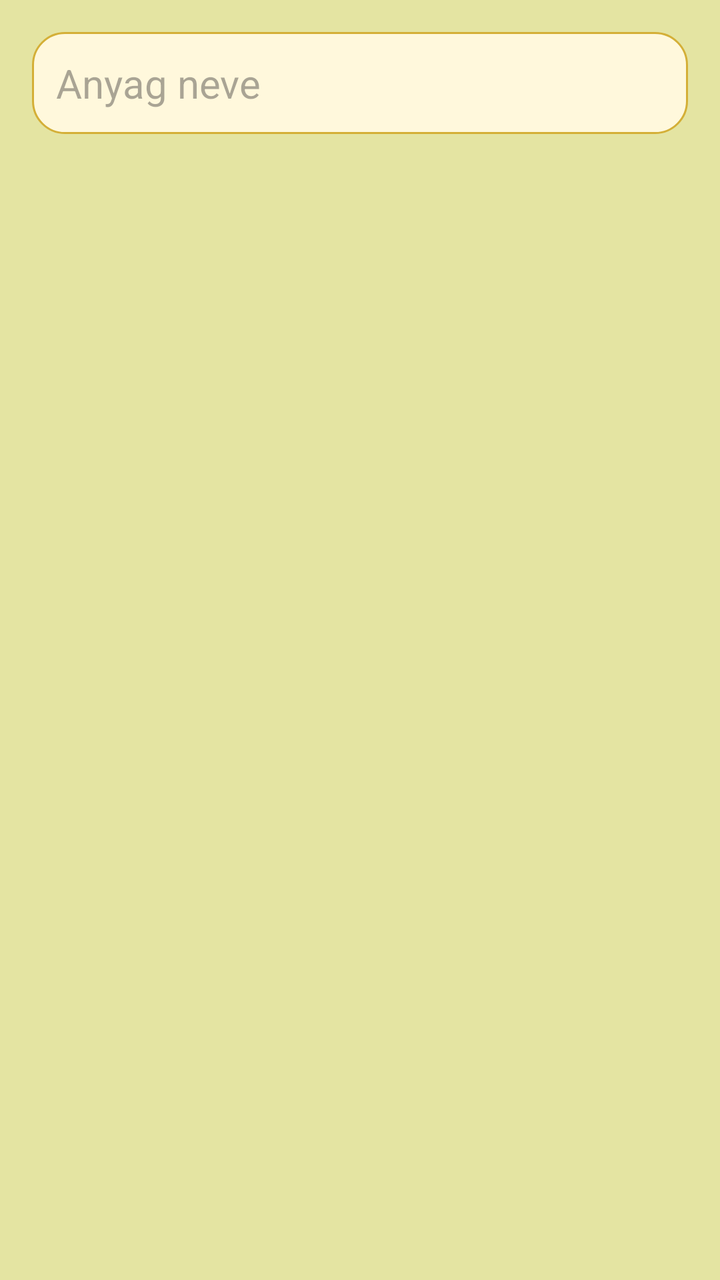
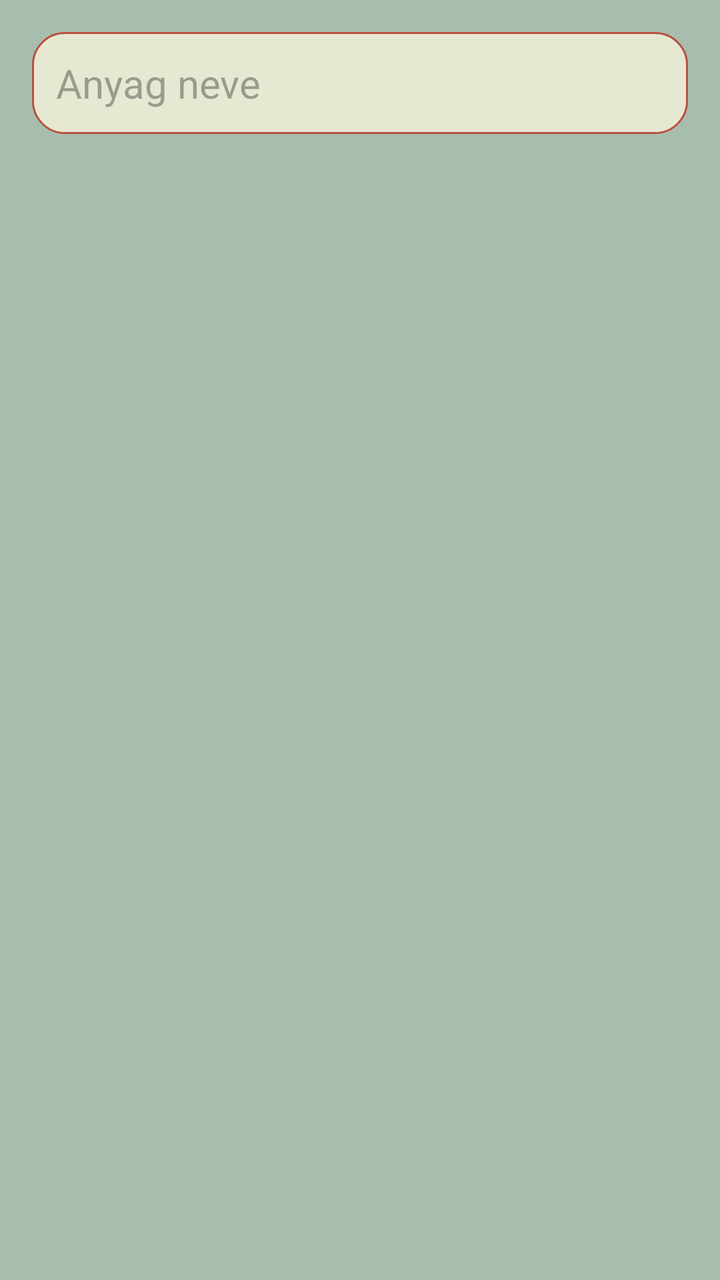

An Android layout rendered at two revisions. The XML below is the earlier revision; the diff shows what the commit changed to produce the second picture.
<!-- AndroidManifest.xml: application theme Theme.Szakdoga -->
<!-- res/layout/activity_logged_in.xml -->
<?xml version="1.0" encoding="utf-8"?>
<androidx.constraintlayout.widget.ConstraintLayout xmlns:android="http://schemas.android.com/apk/res/android"
    xmlns:app="http://schemas.android.com/apk/res-auto"
    xmlns:tools="http://schemas.android.com/tools"
    android:id="@+id/main"
    android:layout_width="match_parent"
    android:layout_height="match_parent"
    tools:context=".LoggedIn"
    android:background="@color/beige"
    style="@style/Bars">

    <EditText
        android:id="@+id/searchEditText"
        android:layout_width="0dp"
        android:layout_height="wrap_content"
        android:hint="Anyag neve"
        android:textSize="20sp"
        android:padding="12dp"
        android:background="@drawable/rounded_edittext"
    android:inputType="text"
    app:layout_constraintTop_toTopOf="parent"
    app:layout_constraintStart_toStartOf="parent"
    app:layout_constraintEnd_toEndOf="parent"
    app:layout_constraintHorizontal_bias="0.5"
    android:layout_margin="16dp" />

    <ScrollView
        android:layout_width="0dp"
        android:layout_height="0dp"
        android:layout_marginTop="8dp"
        android:layout_marginBottom="16dp"
        android:fillViewport="true"
        android:id="@+id/item_SV"
        app:layout_constraintTop_toBottomOf="@id/searchEditText"
        app:layout_constraintBottom_toBottomOf="parent"
        app:layout_constraintStart_toStartOf="parent"
        app:layout_constraintEnd_toEndOf="parent">

        <LinearLayout
            android:id="@+id/resultContainer"
            android:layout_width="match_parent"
            android:layout_height="wrap_content"
            android:orientation="vertical"
            android:padding="16dp"
            android:gravity="center_horizontal" />

    </ScrollView>

</androidx.constraintlayout.widget.ConstraintLayout>
<!-- resources referenced by this layout -->
<resources>
  <color name="beige">#e4e4a2</color>
  <!-- drawable rounded_edittext (drawable) -->
  <?xml version="1.0" encoding="utf-8"?>
  <shape xmlns:android="http://schemas.android.com/apk/res/android"
      android:shape="rectangle">
  
      <solid android:color="#FFF8DC" />
      <corners android:radius="16dp" />
      <stroke
          android:width="1dp"
          android:color="#D4AF37" />
  </shape>
  <style name="Bars">
          <item name="android:statusBarColor">@color/beige</item>
          <item name="android:navigationBarColor">@color/beige</item>
      </style>
  <style name="Theme.Szakdoga" parent="Base.Theme.Szakdoga" />
  <style name="Base.Theme.Szakdoga" parent="Theme.Material3.DayNight.NoActionBar">
          
          
      </style>
</resources>

<!-- the commit's change to res/layout/activity_logged_in.xml (unified diff, before → after) -->
@@ -6,7 +6,7 @@
     android:layout_width="match_parent"
     android:layout_height="match_parent"
     tools:context=".LoggedIn"
-    android:background="@color/beige"
+    android:background="@color/background"
     style="@style/Bars">
 
     <EditText
<!-- resource entries referenced after the edit -->
@@ -1,22 +1,24 @@
 <!-- resources referenced by this layout -->
 <resources>
-  <color name="beige">#e4e4a2</color>
+  <color name="background">#A7BEAE</color>
   <!-- drawable rounded_edittext (drawable) -->
   <?xml version="1.0" encoding="utf-8"?>
   <shape xmlns:android="http://schemas.android.com/apk/res/android"
       android:shape="rectangle">
   
-      <solid android:color="#FFF8DC" />
+      <solid android:color="@color/dialogbackground" />
       <corners android:radius="16dp" />
       <stroke
           android:width="1dp"
-          android:color="#D4AF37" />
+          android:color="@color/btnbackground" />
   </shape>
   <style name="Bars">
-          <item name="android:statusBarColor">@color/beige</item>
-          <item name="android:navigationBarColor">@color/beige</item>
+          <item name="android:statusBarColor">@color/background</item>
+          <item name="android:navigationBarColor">@color/background</item>
       </style>
   <style name="Theme.Szakdoga" parent="Base.Theme.Szakdoga" />
+  <color name="dialogbackground">#E7E8D1</color>
+  <color name="btnbackground">#B85042</color>
   <style name="Base.Theme.Szakdoga" parent="Theme.Material3.DayNight.NoActionBar">
           
           
